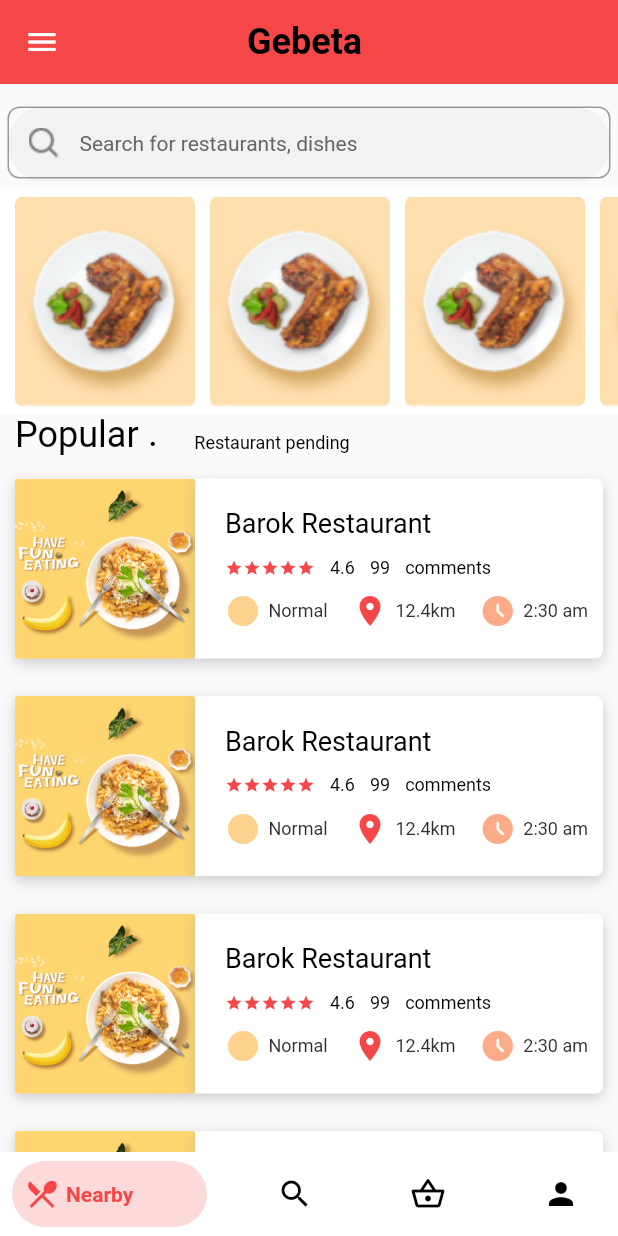
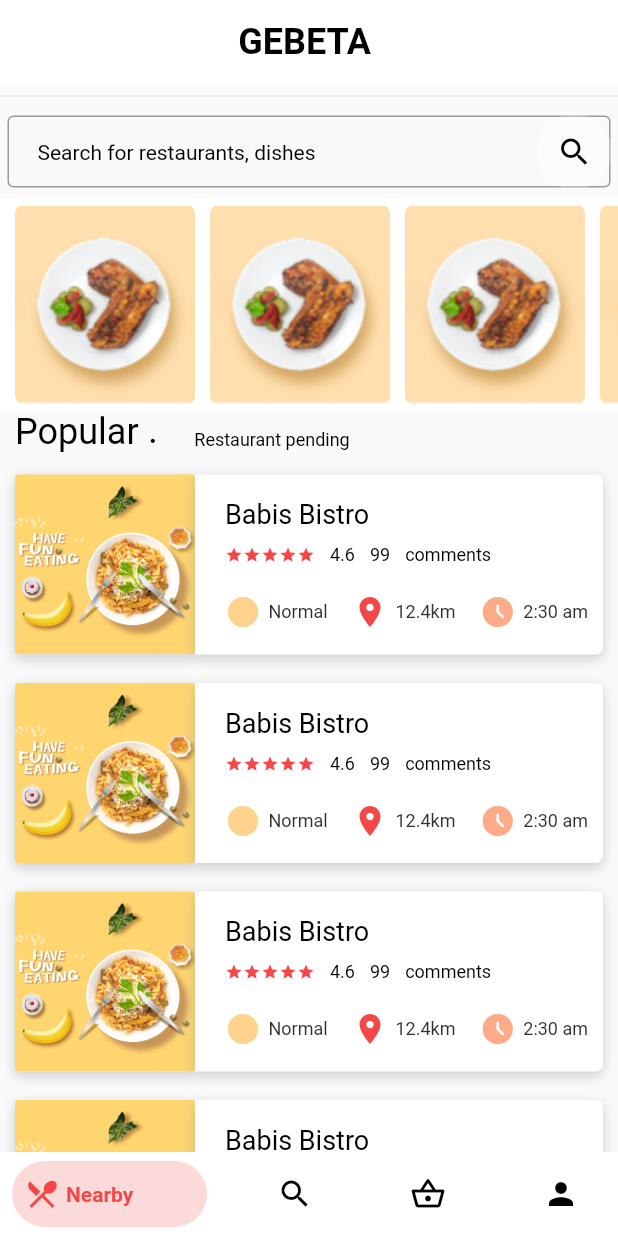
Before and after one commit to Teddydesta/gebeta-app, a Flutter app: the RestaurantMainScreen screen opened directly, after a tap on the "arrow back ios" icon, on a phone screen of 412 x 824 dp. Run offline on Flutter 3.47's test engine with Material 2 defaults, Android fonts, the phone set to English and light mode, and no system bars; drawn by our look-alikes of bottom_navy_bar; our stand-ins replace font_awesome_flutter, get, google_fonts, google_maps_flutter; missing offline and left inert: quick_feedback.

Commit message:
screen size updated

```diff
--- a/lib/screens/authScreen/optp_form.dart
+++ b/lib/screens/authScreen/optp_form.dart
@@ -1,7 +1,5 @@
 import 'package:flutter/services.dart';
 import 'package:flutter/material.dart';
-import 'package:flutter/src/foundation/key.dart';
-import 'package:flutter/src/widgets/framework.dart';
 import 'package:gebeta_food_delivery/utils/colors.dart';
 
 class OtpForm extends StatelessWidget {
--- a/lib/screens/customer/HomeScreen/homeScreen.dart
+++ b/lib/screens/customer/HomeScreen/homeScreen.dart
@@ -19,12 +19,14 @@ class HomeScreen extends StatefulWidget {
 class _HomeScreenState extends State<HomeScreen> {
   @override
   Widget build(BuildContext context) {
+    //print("current height::" + MediaQuery.of(context).size.height.toString());
+
     return Scaffold(
       drawer: NavDrawer(),
       appBar: AppBar(
-        backgroundColor: AppColors.orange,
+        backgroundColor: Colors.white,
         title: const CustomText(
-          text: "Gebeta ",
+          text: "GEBETA ",
           fontSize: 24,
           fontWeight: FontWeight.bold,
         ),
@@ -34,6 +36,7 @@ class _HomeScreenState extends State<HomeScreen> {
       body: Container(
         child: Column(
           children: [
+            Divider(),
             Expanded(
                 child: SingleChildScrollView(
               child: Column(
--- a/lib/screens/customer/RestaurantPage/Components/RestaurantMenuScreen.dart
+++ b/lib/screens/customer/RestaurantPage/Components/RestaurantMenuScreen.dart
@@ -1,31 +1,35 @@
 import 'package:flutter/material.dart';
 import 'package:gebeta_food_delivery/utils/colors.dart';
+import 'package:gebeta_food_delivery/utils/dimensions.dart';
 import 'package:gebeta_food_delivery/widgets/customText.dart';
 
-class RestaurantScreen extends StatefulWidget {
-  const RestaurantScreen({Key? key}) : super(key: key);
+class RestaurantScreenDetails extends StatefulWidget {
+  const RestaurantScreenDetails({Key? key}) : super(key: key);
 
   @override
-  _RestaurantScreenState createState() => _RestaurantScreenState();
+  _RestaurantScreenDetailsState createState() =>
+      _RestaurantScreenDetailsState();
 }
 
-class _RestaurantScreenState extends State<RestaurantScreen> {
+class _RestaurantScreenDetailsState extends State<RestaurantScreenDetails> {
   @override
   Widget build(BuildContext context) {
     return Container(
+      width: double.maxFinite,
       color: Colors.white,
-      margin: const EdgeInsets.only(left: 10, bottom: 15),
+      margin: EdgeInsets.only(
+          left: Dimensions.width10, bottom: Dimensions.height30),
       child: Column(
         crossAxisAlignment: CrossAxisAlignment.start,
         children: [
-          const SizedBox(
-            height: 15,
+          SizedBox(
+            height: Dimensions.height15,
           ),
           const Divider(
             color: AppColors.orange,
           ),
-          const SizedBox(
-            height: 20,
+          SizedBox(
+            height: Dimensions.height20,
           ),
           Row(
             mainAxisAlignment: MainAxisAlignment.spaceBetween,
@@ -37,26 +41,24 @@ class _RestaurantScreenState extends State<RestaurantScreen> {
               GestureDetector(
                 onTap: () => _menu(context),
                 child: Container(
-                  margin: const EdgeInsets.only(right: 5),
-                  height: 40,
+                  margin: EdgeInsets.only(right: Dimensions.width10),
+                  height: Dimensions.height40,
                   width: 80,
                   decoration: BoxDecoration(
                       color: AppColors.orange,
-                      borderRadius: BorderRadius.circular(10)),
-                  child: const Center(child: const CustomText(text: "MENU")),
+                      borderRadius: BorderRadius.circular(Dimensions.radius20)),
+                  child: const Center(child: CustomText(text: "MENU")),
                 ),
               )
             ],
           ),
-          const SizedBox(
-            height: 15,
+          SizedBox(
+            height: Dimensions.height15,
           ),
           const Divider(
             color: AppColors.placeholder,
           ),
-          const SizedBox(
-            height: 15,
-          ),
+          SizedBox(height: Dimensions.height15),
           const CustomText(
             text: "Special Donuts",
             fontWeight: FontWeight.bold,
@@ -70,18 +72,20 @@ class _RestaurantScreenState extends State<RestaurantScreen> {
                 return Container(
                   color: Colors.white,
                   child: Container(
-                    margin: const EdgeInsets.only(left: 10),
+                    margin: EdgeInsets.only(
+                        left: Dimensions.width10, right: Dimensions.width10),
                     child: Column(
                       crossAxisAlignment: CrossAxisAlignment.start,
                       children: [
-                        const SizedBox(
-                          height: 35,
+                        SizedBox(
+                          height: Dimensions.height15,
                         ),
                         Row(
+                          mainAxisAlignment: MainAxisAlignment.spaceBetween,
                           children: [
                             Container(
-                              height: 50,
-                              width: 90,
+                              height: Dimensions.height40,
+                              width: Dimensions.width80,
                               decoration: const BoxDecoration(
                                   image: DecorationImage(
                                       image: AssetImage(
@@ -157,7 +161,10 @@ class _RestaurantScreenState extends State<RestaurantScreen> {
                 return Container(
                   color: Colors.white,
                   child: Container(
-                    margin: const EdgeInsets.only(left: 10),
+                    margin: EdgeInsets.only(
+                      left: Dimensions.width10,
+                      right: Dimensions.width10,
+                    ),
                     child: Column(
                       crossAxisAlignment: CrossAxisAlignment.start,
                       children: [
@@ -165,12 +172,13 @@ class _RestaurantScreenState extends State<RestaurantScreen> {
                           height: 35,
                         ),
                         Row(
+                          mainAxisAlignment: MainAxisAlignment.spaceBetween,
                           children: [
                             Container(
-                              height: 50,
-                              width: 90,
-                              decoration: const BoxDecoration(
-                                  image: const DecorationImage(
+                              height: Dimensions.height40,
+                              width: Dimensions.width80,
+                              decoration: BoxDecoration(
+                                  image: DecorationImage(
                                       image: AssetImage(
                                           "assets/images/food0.png"))),
                             ),
@@ -244,7 +252,8 @@ class _RestaurantScreenState extends State<RestaurantScreen> {
                 return Container(
                   color: Colors.white,
                   child: Container(
-                    margin: const EdgeInsets.only(left: 10),
+                    margin: EdgeInsets.only(
+                        left: Dimensions.width10, right: Dimensions.width10),
                     child: Column(
                       crossAxisAlignment: CrossAxisAlignment.start,
                       children: [
@@ -255,8 +264,8 @@ class _RestaurantScreenState extends State<RestaurantScreen> {
                           mainAxisAlignment: MainAxisAlignment.spaceBetween,
                           children: [
                             Container(
-                              height: 50,
-                              width: 90,
+                              height: Dimensions.height40,
+                              width: Dimensions.width80,
                               decoration: const BoxDecoration(
                                   image: DecorationImage(
                                       image: AssetImage(
@@ -287,18 +296,20 @@ class _RestaurantScreenState extends State<RestaurantScreen> {
                                 ),
                               ],
                             ),
-                            const SizedBox(
-                              width: 100,
+                            SizedBox(
+                              width: Dimensions.width100,
                             ),
                             GestureDetector(
                               onTap: (() {}),
                               child: Container(
-                                margin: const EdgeInsets.only(right: 8),
-                                height: 30,
-                                width: 80,
+                                margin:
+                                    EdgeInsets.only(right: Dimensions.width10),
+                                height: Dimensions.height30,
+                                width: Dimensions.width80,
                                 decoration: BoxDecoration(
                                   color: AppColors.orange,
-                                  borderRadius: BorderRadius.circular(20.0),
+                                  borderRadius: BorderRadius.circular(
+                                      Dimensions.radius20),
                                 ),
                                 child: const Center(
                                     child: CustomText(text: "Add")),
@@ -326,13 +337,16 @@ void _menu(context) {
     context: context,
     builder: (context) {
       return Container(
-        margin:
-            const EdgeInsets.only(top: 200, left: 0, right: 200, bottom: 300),
-        decoration: const BoxDecoration(
+        margin: EdgeInsets.only(
+            top: Dimensions.height200,
+            left: 0,
+            right: Dimensions.width200,
+            bottom: Dimensions.height280),
+        decoration: BoxDecoration(
           color: Colors.white,
           borderRadius: BorderRadius.only(
-            bottomRight: Radius.circular(10),
-            topRight: Radius.circular(10),
+            bottomRight: Radius.circular(Dimensions.radius10),
+            topRight: Radius.circular(Dimensions.radius10),
           ),
         ),
         child: Column(
--- a/lib/screens/customer/RestaurantPage/RestaurantScreen.dart
+++ b/lib/screens/customer/RestaurantPage/RestaurantScreen.dart
@@ -5,6 +5,7 @@ import 'package:gebeta_food_delivery/screens/customer/RestaurantPage/Components/
 import 'package:gebeta_food_delivery/screens/customer/homeMainScreen.dart';
 import 'package:gebeta_food_delivery/screens/customer/searchScreen/components/searchBar.dart';
 import 'package:gebeta_food_delivery/utils/colors.dart';
+import 'package:gebeta_food_delivery/utils/dimensions.dart';
 import 'package:gebeta_food_delivery/widgets/app_Icon.dart';
 import 'package:gebeta_food_delivery/widgets/customText.dart';
 
@@ -33,7 +34,7 @@ class _RestaurantMainScreenState extends State<RestaurantMainScreen> {
             backgroundColor: AppColors.orange,
           ),
         ),
-        title: CustomText(text: "Barok Hotel"),
+        title: CustomText(text: "BABIS BISTRO"),
         centerTitle: true,
         backgroundColor: AppColors.orange,
         elevation: 0,
@@ -136,21 +137,19 @@ class _RestaurantMainScreenState extends State<RestaurantMainScreen> {
                 crossAxisAlignment: CrossAxisAlignment.start,
                 children: [
                   Container(
-                    height: 180,
+                    height: Dimensions.height180,
                     width: double.maxFinite,
                     decoration: BoxDecoration(
-                        borderRadius: BorderRadius.circular(5),
+                        borderRadius:
+                            BorderRadius.circular(Dimensions.radius10),
                         image: DecorationImage(
                             fit: BoxFit.cover,
                             image: AssetImage(
-                                "assets/images/real/restaurant2.png"))),
-                    child: CustomText(text: "Barok"),
+                                "assets/images/restaurant_cover.png"))),
                   ),
                   SearchBar(title: 'Search for restaurants, dishes'),
-                  SizedBox(
-                    height: 15,
-                  ),
-                  RestaurantScreen(),
+                  SizedBox(height: Dimensions.height15),
+                  RestaurantScreenDetails(),
                 ],
               ),
             )),
--- a/lib/screens/customer/address_screen/address_screen.dart
+++ b/lib/screens/customer/address_screen/address_screen.dart
@@ -1,5 +1,4 @@
 import 'package:flutter/material.dart';
-import 'package:flutter/src/foundation/key.dart';
 import 'package:flutter/src/widgets/framework.dart';
 import 'package:google_maps_flutter/google_maps_flutter.dart';
 
--- a/lib/screens/customer/categoryScreen/categoryScreen.dart
+++ b/lib/screens/customer/categoryScreen/categoryScreen.dart
@@ -1,5 +1,6 @@
 import 'package:flutter/material.dart';
 import 'package:gebeta_food_delivery/screens/customer/RestaurantPage/RestaurantScreen.dart';
+import 'package:gebeta_food_delivery/utils/dimensions.dart';
 
 class CategoryScreen extends StatelessWidget {
   const CategoryScreen({Key? key}) : super(key: key);
@@ -7,7 +8,7 @@ class CategoryScreen extends StatelessWidget {
   @override
   Widget build(BuildContext context) {
     return Container(
-      height: 150,
+      height: Dimensions.pageViewContainer,
       width: MediaQuery.of(context).size.width,
       decoration: const BoxDecoration(
         color: Colors.white,
@@ -16,7 +17,8 @@ class CategoryScreen extends StatelessWidget {
         onTap: () => Navigator.push(
             context,
             MaterialPageRoute(
-                builder: ((BuildContext context) => const RestaurantMainScreen()))),
+                builder: ((BuildContext context) =>
+                    const RestaurantMainScreen()))),
         child: ListView.builder(
             padding:
                 const EdgeInsets.symmetric(horizontal: 10.0, vertical: 5.0),
@@ -24,7 +26,7 @@ class CategoryScreen extends StatelessWidget {
             itemCount: 5,
             itemBuilder: (_, i) {
               return Container(
-                height: 100,
+                height: Dimensions.pageView,
                 width: 120,
                 margin: const EdgeInsets.only(right: 10.0),
                 decoration: BoxDecoration(
--- a/lib/screens/customer/feedback_screen/feedback_screen.dart
+++ b/lib/screens/customer/feedback_screen/feedback_screen.dart
@@ -11,14 +11,14 @@ class FeedbackScreen extends StatelessWidget {
       debugShowCheckedModeBanner: false,
       home: Scaffold(
         appBar: AppBar(
-          title: Text('Quick Feedback'),
+          title: const Text('Quick Feedback'),
         ),
         body: SingleChildScrollView(
           child: Center(
             child: TextButton(
               onPressed: () => _showFeedback(
                   context), // this will trigger the feedback modal
-              child: Text('Feedback'),
+              child: const Text('Feedback'),
             ),
           ),
         ),
--- a/lib/screens/customer/homeMainScreen.dart
+++ b/lib/screens/customer/homeMainScreen.dart
@@ -32,6 +32,8 @@ class _HomeMainScreenState extends State<HomeMainScreen> {
 
   @override
   Widget build(BuildContext context) {
+    //print("current height::" + MediaQuery.of(context).size.height.toString());
+    // print("current width::" + MediaQuery.of(context).size.width.toString());
     return Scaffold(
       //body
       body: SizedBox.expand(
--- a/lib/screens/customer/nearbyScreen/nearby.dart
+++ b/lib/screens/customer/nearbyScreen/nearby.dart
@@ -1,5 +1,6 @@
 import 'package:flutter/material.dart';
 import 'package:gebeta_food_delivery/screens/customer/RestaurantPage/RestaurantScreen.dart';
+import 'package:gebeta_food_delivery/utils/dimensions.dart';
 import 'package:gebeta_food_delivery/widgets/columnWidget.dart';
 import 'package:gebeta_food_delivery/widgets/customText.dart';
 
@@ -51,8 +52,8 @@ class _NearByScreenState extends State<NearByScreen> {
               ),
             ],
           ),
-          const SizedBox(
-            height: 15,
+          SizedBox(
+            height: Dimensions.height15,
           ),
           ListView.builder(
               shrinkWrap: true,
@@ -66,9 +67,9 @@ class _NearByScreenState extends State<NearByScreen> {
                           builder: ((BuildContext context) =>
                               const RestaurantMainScreen()))),
                   child: Container(
-                    padding: const EdgeInsets.only(bottom: 15),
-                    margin:
-                        const EdgeInsets.only(left: 0, right: 10, bottom: 10.0),
+                    padding: EdgeInsets.only(bottom: Dimensions.height10),
+                    margin: EdgeInsets.only(
+                        left: 0, right: 10, bottom: Dimensions.height10),
                     child: Row(
                       children: [
                         Container(
@@ -111,7 +112,7 @@ class _NearByScreenState extends State<NearByScreen> {
                             child: const Padding(
                               padding: EdgeInsets.only(left: 20.0, right: 10.0),
                               child: ColumnWidget(
-                                text: 'Barok Restaurant',
+                                text: 'Babis Bistro',
                               ),
                             ),
                           ),
--- a/lib/screens/customer/searchScreen/components/searchBar.dart
+++ b/lib/screens/customer/searchScreen/components/searchBar.dart
@@ -2,6 +2,7 @@
 
 import 'package:flutter/material.dart';
 import 'package:gebeta_food_delivery/utils/colors.dart';
+import 'package:gebeta_food_delivery/widgets/app_Icon.dart';
 
 class SearchBar extends StatelessWidget {
   final String title;
@@ -11,28 +12,34 @@ class SearchBar extends StatelessWidget {
     return Padding(
       padding: const EdgeInsets.symmetric(horizontal: 5),
       child: Container(
-        margin: const EdgeInsets.only(top: 15),
+        margin: const EdgeInsets.only(top: 5),
         height: 50,
         width: double.infinity,
-        decoration: const ShapeDecoration(
-          shape: StadiumBorder(),
-          color: AppColors.placeholderBg,
-        ),
+        decoration: BoxDecoration(),
         child: TextField(
+          onTap: (() {}),
           decoration: InputDecoration(
-            border: OutlineInputBorder(
-                borderRadius: BorderRadius.circular(8.0),
-                borderSide: const BorderSide(color: AppColors.orange)),
-            prefixIcon: Image.asset(
-              "assets/images/virtual/search_filled.png",
-              height: 30.0,
+            border: const OutlineInputBorder(
+              borderSide: BorderSide(
+                color: AppColors.orange,
+              ),
+            ),
+            suffixIcon: GestureDetector(
+              onTap: () {},
+              child: const CustomIcon(
+                icon: Icons.search,
+                backgroundColor: Colors.white30,
+                iconColor: Colors.black,
+                iconSize: 24,
+              ),
             ),
             hintText: title,
             hintStyle: const TextStyle(
-              color: Color(0xFF666666),
+              color: Colors.black,
               fontSize: 14,
             ),
             contentPadding: const EdgeInsets.only(
+              left: 20,
               top: 17,
             ),
           ),
--- /dev/null
+++ b/lib/utils/dimensions.dart
@@ -0,0 +1,33 @@
+import 'package:get/get.dart';
+
+class Dimensions {
+  static double screenHeight = Get.context!.height;
+  static double screenWidth = Get.context!.width;
+
+  static double pageViewContainer = screenHeight / 5.8;
+  static double pageView = screenHeight / 8.69;
+  static double containerHeight180 = screenHeight / 4.83;
+
+  static double height10 = screenHeight / 86.8;
+  static double height15 = screenHeight / 57.86;
+  static double height20 = screenHeight / 43.45;
+  static double height40 = screenHeight / 21.73;
+  static double height180 = screenHeight / 4.82;
+  static double height200 = screenHeight / 4.3;
+  static double height300 = screenHeight / 2.9;
+  static double height280 = screenHeight / 3.1;
+
+  static double font20 = screenHeight / 43.45;
+  static double radius20 = screenHeight / 43.45;
+  static double radius10 = screenHeight / 86.9;
+
+  static double width10 = screenHeight / 86.8;
+  static double width15 = screenHeight / 57.86;
+  static double width20 = screenHeight / 43.45;
+  static double height30 = screenHeight / 28.9;
+  static double width80 = screenHeight / 10.85;
+  static double width200 = screenHeight / 4.34;
+  static double width300 = screenHeight / 2.9;
+  static double width100 = screenHeight / 8.68;
+  static double width450 = screenHeight / 1.93;
+}
--- a/lib/widgets/columnWidget.dart
+++ b/lib/widgets/columnWidget.dart
@@ -1,5 +1,6 @@
 import 'package:flutter/material.dart';
 import 'package:gebeta_food_delivery/utils/colors.dart';
+import 'package:gebeta_food_delivery/utils/dimensions.dart';
 import 'package:gebeta_food_delivery/widgets/commonIconWidget.dart';
 import 'package:gebeta_food_delivery/widgets/customText.dart';
 
@@ -14,11 +15,8 @@ class ColumnWidget extends StatelessWidget {
       mainAxisAlignment: MainAxisAlignment.center,
       children: [
         CustomText(text: text),
-        const SizedBox(
-          height: 10.0,
-        ),
-        const SizedBox(
-          height: 2,
+        SizedBox(
+          height: Dimensions.height10,
         ),
         Row(
           children: [
@@ -31,7 +29,7 @@ class ColumnWidget extends StatelessWidget {
                 );
               }),
             ),
-            const SizedBox(
+            SizedBox(
               width: 10,
             ),
             const CustomText(
@@ -45,7 +43,7 @@ class ColumnWidget extends StatelessWidget {
               text: "99",
               fontSize: 12,
             ),
-            const SizedBox(
+            SizedBox(
               width: 10,
             ),
             const CustomText(
@@ -54,8 +52,8 @@ class ColumnWidget extends StatelessWidget {
             ),
           ],
         ),
-        const SizedBox(
-          height: 10,
+        SizedBox(
+          height: Dimensions.height20,
         ),
         Row(
           crossAxisAlignment: CrossAxisAlignment.start,
--- a/pubspec.yaml
+++ b/pubspec.yaml
@@ -45,6 +45,7 @@ dependencies:
   get: ^4.6.3
   quick_feedback: ^0.1.1
   google_maps_flutter: ^2.1.5
+  flutter_sticky_header:
 
 
 
```
Also changed, not shown: lib/main.dart (+4 -4 lines), lib/screens/authScreen/signIn.dart (+17 -13 lines), lib/screens/customer/cartScreen/BasketScreen.dart (+20 -9 lines), lib/screens/customer/profile_screen/profile_screen.dart (+26 -14 lines), pubspec.lock.
